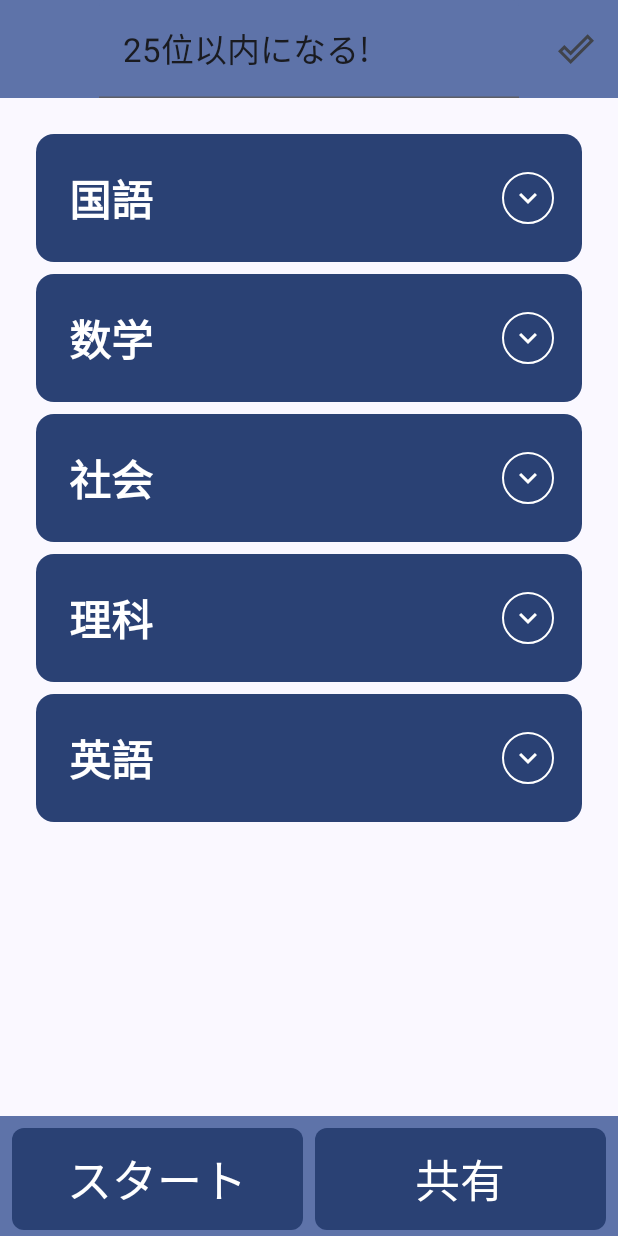
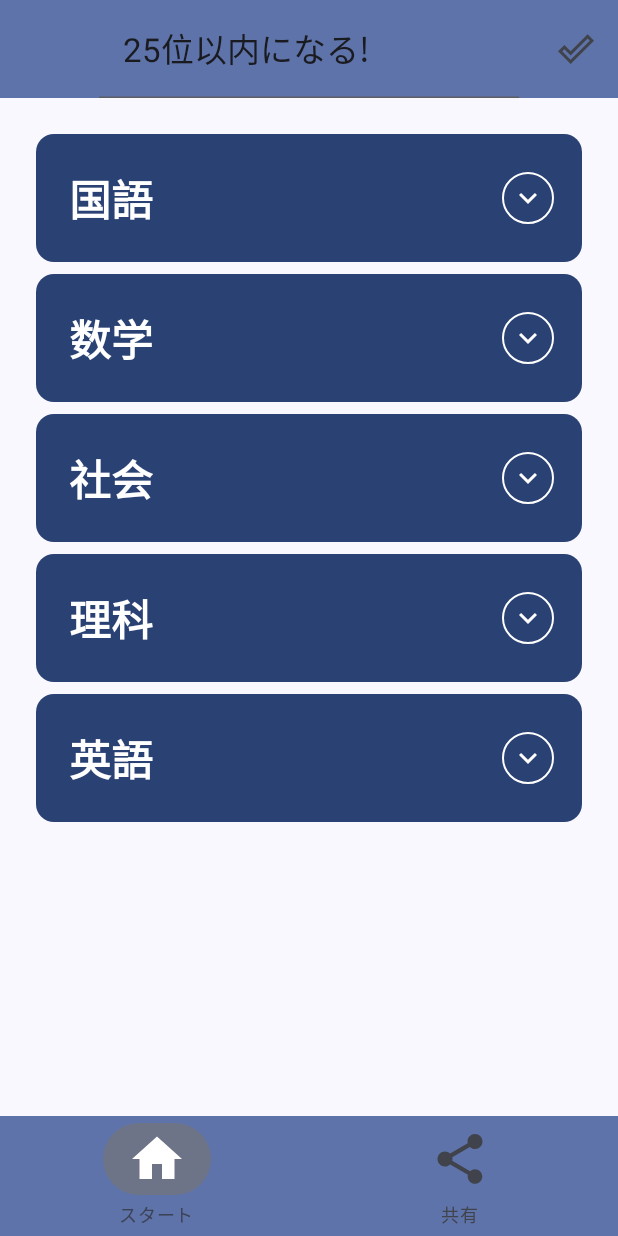
Before and after one commit to A-KoiKING/StudyApp, an Android app built with Jetpack Compose: the screen it shows after launch (MainActivity), on a phone screen of 412 x 824 dp. Run offline under Robolectric (Android 15) with nearby library versions, the phone set to English and light mode, and no system bars.

Commit message:
BottomBarを整備

```diff
--- a/app/build.gradle.kts
+++ b/app/build.gradle.kts
@@ -58,5 +58,5 @@ dependencies {
     debugImplementation(libs.androidx.ui.tooling)
     debugImplementation(libs.androidx.ui.test.manifest)
     implementation("androidx.compose.material:material-icons-extended")
-    implementation("androidx.navigation:navigation-compose:2.7.4")
+    implementation("androidx.navigation:navigation-compose:2.7.5")
 }
--- a/app/src/main/java/com/example/studyapp/MainActivity.kt
+++ b/app/src/main/java/com/example/studyapp/MainActivity.kt
@@ -3,21 +3,22 @@ package com.example.studyapp
 import android.os.Bundle
 import androidx.activity.ComponentActivity
 import androidx.activity.compose.setContent
-import androidx.compose.foundation.layout.Row
 import androidx.compose.foundation.layout.fillMaxSize
 import androidx.compose.foundation.layout.padding
-import androidx.compose.foundation.shape.RoundedCornerShape
+import androidx.compose.foundation.layout.size
 import androidx.compose.material.icons.Icons
 import androidx.compose.material.icons.Icons.Filled
 import androidx.compose.material.icons.filled.DoneOutline
+import androidx.compose.material.icons.filled.Home
+import androidx.compose.material.icons.filled.Share
 import androidx.compose.material.icons.outlined.Edit
 import androidx.compose.material3.BottomAppBar
-import androidx.compose.material3.Button
 import androidx.compose.material3.CenterAlignedTopAppBar
 import androidx.compose.material3.ExperimentalMaterial3Api
 import androidx.compose.material3.Icon
 import androidx.compose.material3.IconButton
 import androidx.compose.material3.MaterialTheme
+import androidx.compose.material3.NavigationBarItem
 import androidx.compose.material3.OutlinedTextFieldDefaults
 import androidx.compose.material3.Scaffold
 import androidx.compose.material3.Text
@@ -29,6 +30,7 @@ import androidx.compose.runtime.mutableStateOf
 import androidx.compose.runtime.saveable.rememberSaveable
 import androidx.compose.runtime.setValue
 import androidx.compose.ui.Modifier
+import androidx.compose.ui.graphics.vector.ImageVector
 import androidx.compose.ui.res.stringResource
 import androidx.compose.ui.text.style.TextAlign
 import androidx.compose.ui.tooling.preview.Preview
@@ -37,10 +39,12 @@ import androidx.compose.ui.unit.sp
 import androidx.navigation.NavController
 import androidx.navigation.compose.NavHost
 import androidx.navigation.compose.composable
+import androidx.navigation.compose.currentBackStackEntryAsState
 import androidx.navigation.compose.rememberNavController
 import com.example.studyapp.model.Subject
 import com.example.studyapp.model.Task
 import com.example.studyapp.ui.theme.StudyAppTheme
+
 
 sealed class StudyAppScreen(val route: String) {
     data object Start : StudyAppScreen("start")
@@ -87,7 +91,9 @@ fun StudyApp(modifier: Modifier) {
                 onTargetChange = { target = !target }
             )
         },
-        bottomBar = { AppBottomBar(navController) }
+        bottomBar = {
+            AppBottomBar(navController)
+        }
     ) { padding ->
         NavHost(
             navController = navController,
@@ -146,43 +152,43 @@ fun AppTopBar(target: Boolean, text: String, onTextChange: (String) -> Unit, onT
     )
 }
 
-
 @Composable
 fun AppBottomBar(navController: NavController) {
-    BottomAppBar(
-        containerColor = MaterialTheme.colorScheme.primaryContainer,
-        contentColor = MaterialTheme.colorScheme.primary
+    val navBackStackEntry by navController.currentBackStackEntryAsState()
+    val currentRoute = navBackStackEntry?.destination?.route
+
+    val items = listOf(
+        BottomNavItem("スタート", StudyAppScreen.Start.route, Filled.Home),
+        BottomNavItem("共有", StudyAppScreen.Share.route, Filled.Share)
+    )
+
+    BottomAppBar (
+        containerColor = MaterialTheme.colorScheme.primaryContainer
     ) {
-        Row {
-            Button(
-                onClick = { navController.navigate(StudyAppScreen.Start.route) },
-                shape = RoundedCornerShape(8.dp),
-                modifier = Modifier
-                    .fillMaxSize()
-                    .padding(4.dp)
-                    .weight(0.5f)
-            ) {
-                Text(
-                    "スタート",
-                    fontSize = 30.sp
-                )
-            }
-            Button(
-                onClick = { navController.navigate(StudyAppScreen.Share.route) },
-                shape = RoundedCornerShape(8.dp),
-                modifier = Modifier
-                    .fillMaxSize()
-                    .padding(4.dp)
-                    .weight(0.5f)
-            ) {
-                Text(
-                    "共有",
-                    fontSize = 30.sp
-                )
-            }
+        items.forEach { item ->
+            NavigationBarItem(
+                selected = currentRoute == item.route,
+                onClick = {
+                    if (currentRoute != item.route) {
+                        navController.navigate(item.route)
+                    }
+                },
+                icon = {
+                    Icon(
+                        imageVector = item.icon,
+                        contentDescription = item.label,
+                        modifier = Modifier.size(40.dp)
+                    )
+                },
+                label = {
+                    Text(item.label)
+                }
+            )
         }
     }
 }
+
+data class BottomNavItem(val label: String, val route: String, val icon: ImageVector)
 
 
 @Preview
```
